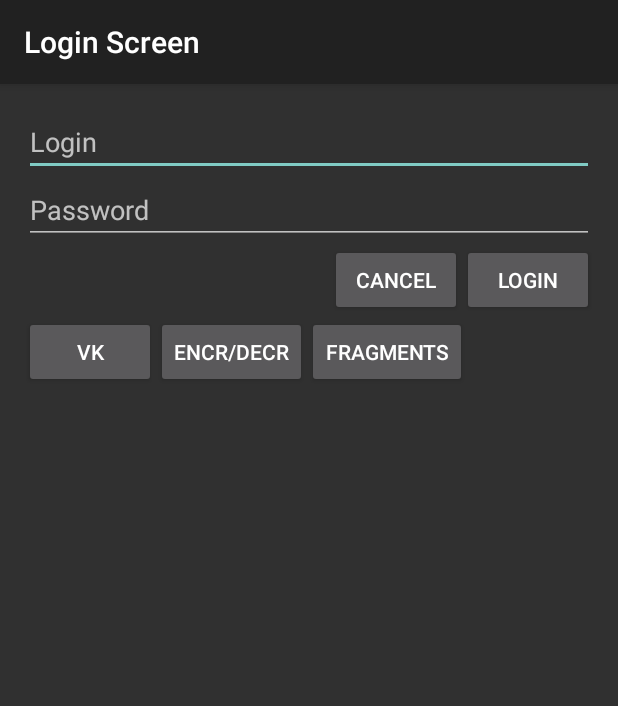
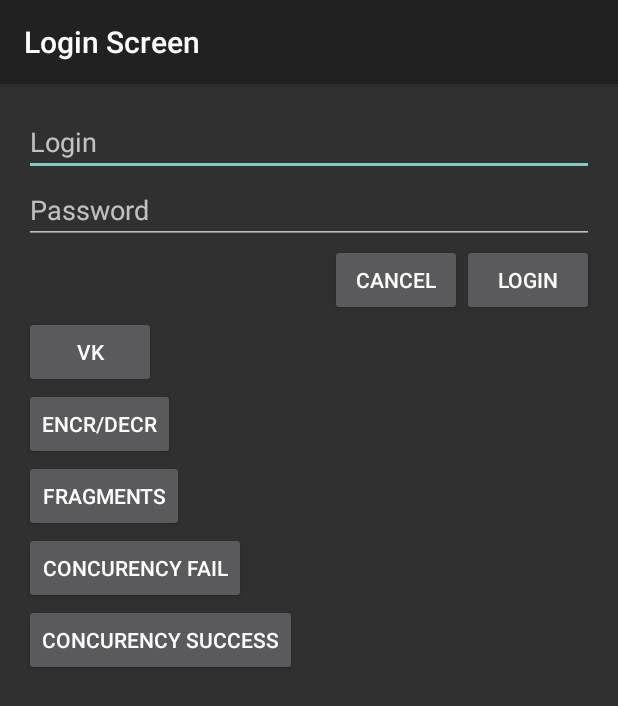
Before and after one commit to IstiN/android_training_2014, an Android app: the screen it shows after launch (LoginActivity), on a phone screen of 412 x 824 dp. Shown: the top 706 px of the screen. Run offline under Robolectric (Android 15) with nearby library versions, the phone set to English and light mode, and no system bars.

Commit message:
concurrency fail and success added

```diff
--- a/task_manager/app/src/main/java/com/epam/training/taskmanager/source/CachedHttpDataSource.java
+++ b/task_manager/app/src/main/java/com/epam/training/taskmanager/source/CachedHttpDataSource.java
@@ -13,6 +13,7 @@ import java.io.InputStream;
 import java.io.OutputStream;
 import java.security.MessageDigest;
 import java.security.NoSuchAlgorithmException;
+import java.util.Collections;
 
 /**
  * Created by IstiN on 03.12.2014.
--- a/task_manager/app/src/main/res/layout/activity_login.xml
+++ b/task_manager/app/src/main/res/layout/activity_login.xml
@@ -51,7 +51,7 @@
         android:layout_below="@id/cancel_btn"
         android:layout_width="match_parent"
         android:layout_height="wrap_content"
-        android:orientation="horizontal">
+        android:orientation="vertical">
         <Button
             android:layout_width="wrap_content"
             android:layout_height="wrap_content"
@@ -69,5 +69,16 @@
             android:layout_height="wrap_content"
             android:text="Fragments"
             android:onClick="onFragmentsClick"/>
+
+        <Button
+            android:layout_width="wrap_content"
+            android:layout_height="wrap_content"
+            android:text="Concurency Fail"
+            android:onClick="onConcurrencyFailClick"/>
+        <Button
+            android:layout_width="wrap_content"
+            android:layout_height="wrap_content"
+            android:text="Concurency Success"
+            android:onClick="onConcurrencySuccessClick"/>
     </LinearLayout>
 </RelativeLayout>
```
Also changed, not shown: task_manager/app/src/main/java/com/epam/training/taskmanager/LoginActivity.java (+11 -0 lines), task_manager/app/src/main/java/com/epam/training/taskmanager/helper/ConcurrencySampleHelper.java (added, +65 -0 lines).
